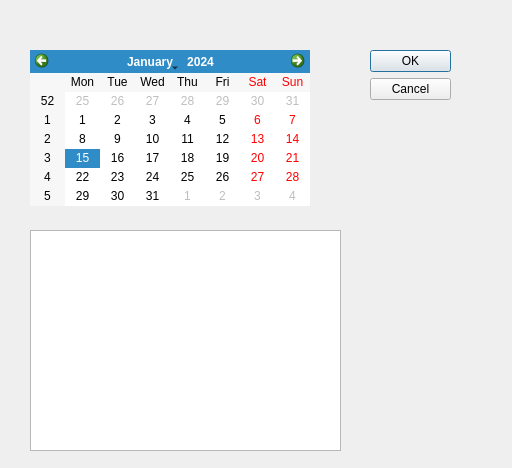
Before: the Qt Designer form 004_CHMV/QTLearning/CW01/datedialog.ui in leaptop/repos2, drawn with Qt 5.
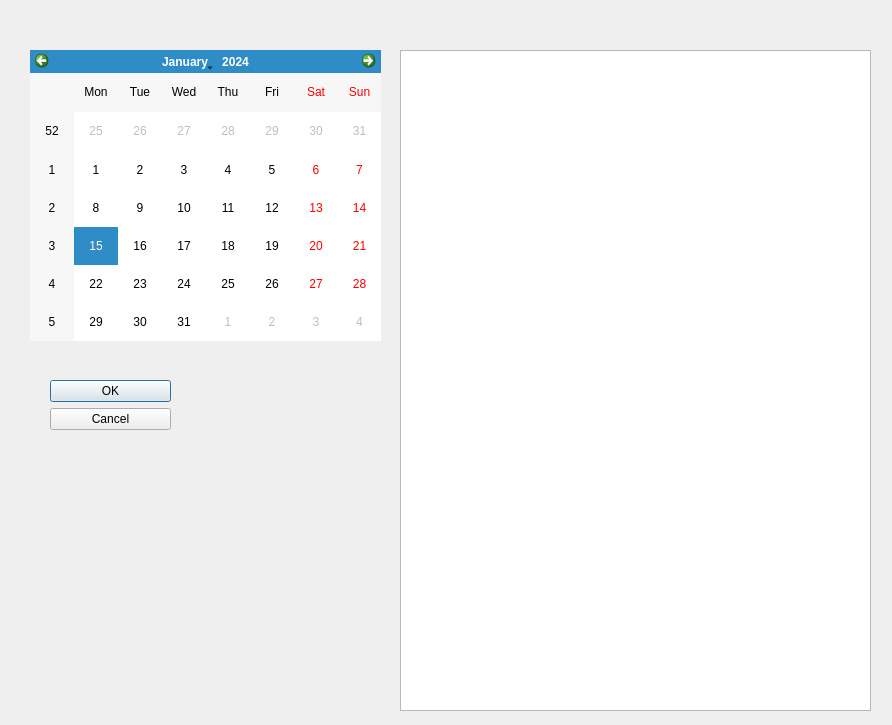
After: the same form once the commit is applied.

```diff
--- a/004_CHMV/QTLearning/CW01/datedialog.ui
+++ b/004_CHMV/QTLearning/CW01/datedialog.ui
@@ -6,8 +6,8 @@
    <rect>
     <x>0</x>
     <y>0</y>
-    <width>512</width>
-    <height>468</height>
+    <width>892</width>
+    <height>725</height>
    </rect>
   </property>
   <property name="windowTitle">
@@ -16,9 +16,9 @@
   <widget class="QDialogButtonBox" name="buttonBox">
    <property name="geometry">
     <rect>
-     <x>370</x>
-     <y>50</y>
-     <width>81</width>
+     <x>50</x>
+     <y>380</y>
+     <width>121</width>
      <height>241</height>
     </rect>
    </property>
@@ -34,18 +34,18 @@
     <rect>
      <x>30</x>
      <y>50</y>
-     <width>280</width>
-     <height>156</height>
+     <width>351</width>
+     <height>291</height>
     </rect>
    </property>
   </widget>
   <widget class="QPlainTextEdit" name="plainTextEdit">
    <property name="geometry">
     <rect>
-     <x>30</x>
-     <y>230</y>
-     <width>311</width>
-     <height>221</height>
+     <x>400</x>
+     <y>50</y>
+     <width>471</width>
+     <height>661</height>
     </rect>
    </property>
   </widget>
```
Left out of the diff: 8 changed lines with no effect on the pictures.
